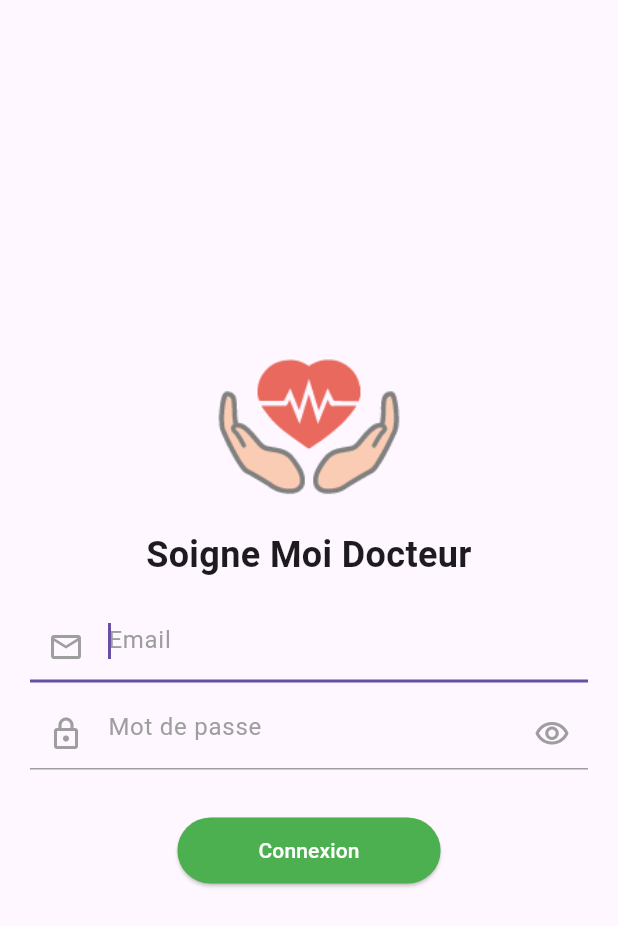
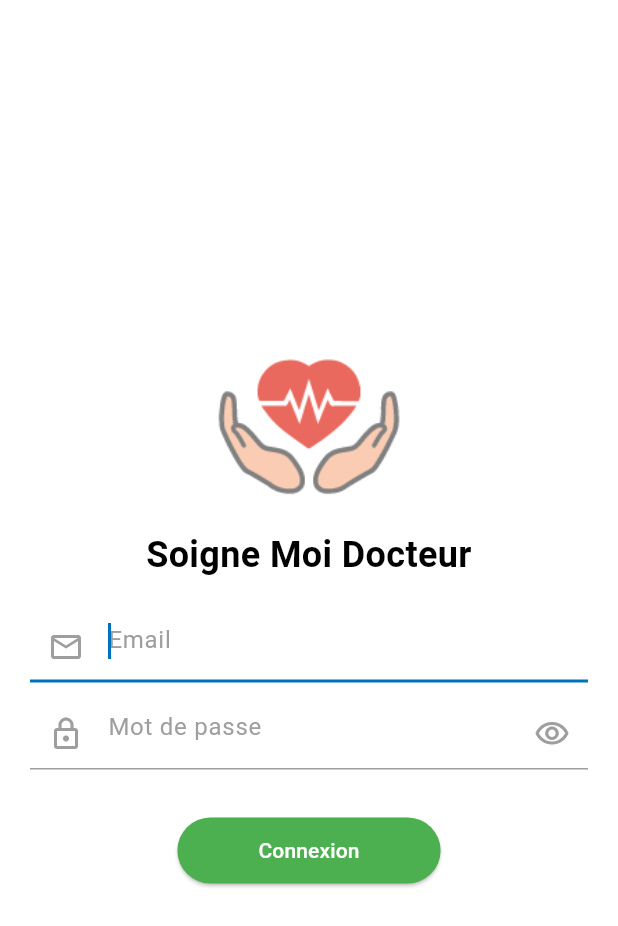
Before and after one commit to VincePaulin/SoigneMoiMobile, a Flutter app: the screen it shows after launch, on a phone screen of 412 x 824 dp. Shown: the top 926 px of the screen. Run offline on Flutter 3.47's test engine with Material 3 defaults, Android fonts, the light colour scheme and no system bars; our stand-ins replace dio, flutter_secure_storage, fluttertoast, go_router, material_design_icons_flutter.

Commit message:
feat: app color

```diff
--- a/lib/utils/app_colors.dart
+++ b/lib/utils/app_colors.dart
@@ -4,4 +4,36 @@ class AppColors {
   static const Color primaryColor = Color(0xFF0072BB);
   static const Color secondaryColor = Color(0xFFE96A5E);
   static const Color accentColor = Color(0xFF6FBF73);
+  static const Color backgroundColor = Color(0xFFFFFFFF);
+  static const Color surfaceColor = Color(0xFFFFFFFF);
+  static const Color errorColor = Color(0xFFB00020);
+  static const Color onPrimaryColor = Color(0xFFFFFFFF);
+  static const Color onSecondaryColor = Color(0xFF000000);
+  static const Color onBackgroundColor = Color(0xFF000000);
+  static const Color onSurfaceColor = Color(0xFF000000);
+  static const Color onErrorColor = Color(0xFFFFFFFF);
 }
+
+ThemeData buildAppTheme() {
+  final ThemeData base = ThemeData.light();
+  return base.copyWith(
+    colorScheme: base.colorScheme.copyWith(
+      primary: AppColors.primaryColor,
+      secondary: AppColors.secondaryColor,
+      background: AppColors.backgroundColor,
+      surface: AppColors.surfaceColor,
+      error: AppColors.errorColor,
+      onPrimary: AppColors.onPrimaryColor,
+      onSecondary: AppColors.onSecondaryColor,
+      onBackground: AppColors.onBackgroundColor,
+      onSurface: AppColors.onSurfaceColor,
+      onError: AppColors.onErrorColor,
+    ),
+    scaffoldBackgroundColor: AppColors.backgroundColor,
+    textTheme: base.textTheme.apply(
+      bodyColor: AppColors.onBackgroundColor,
+      displayColor: AppColors.onBackgroundColor,
+    ),
+    primaryColor: AppColors.primaryColor,
+  );
+}
```
